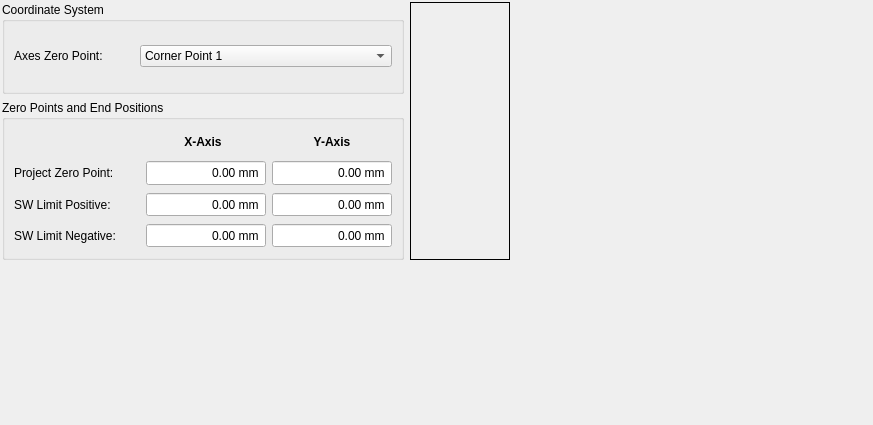
Before: the Qt Designer form source/wnd/h2measurement.ui in ww4u/mct-t4, drawn with Qt 5.
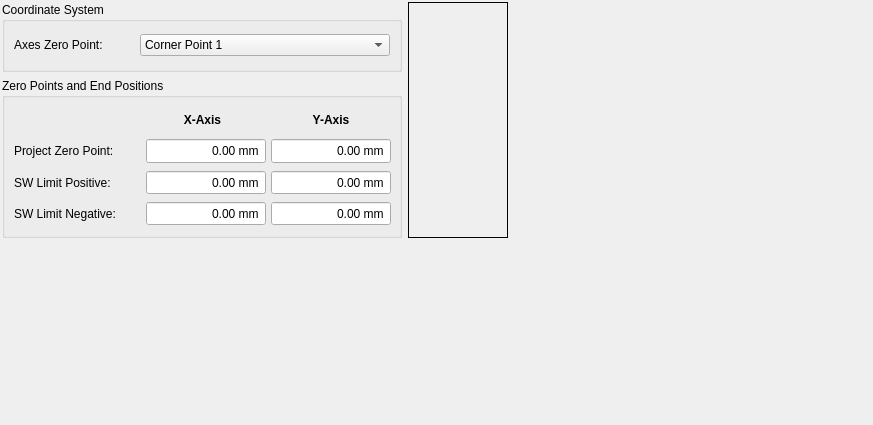
After: the same form once the commit is applied. Icons and pictures are not drawn.

Patch:
```diff
--- a/source/wnd/h2measurement.ui
+++ b/source/wnd/h2measurement.ui
@@ -72,13 +72,13 @@
      <property name="minimumSize">
       <size>
        <width>390</width>
-       <height>92</height>
+       <height>70</height>
       </size>
      </property>
      <property name="maximumSize">
       <size>
-       <width>16777215</width>
-       <height>16777215</height>
+       <width>400</width>
+       <height>90</height>
       </size>
      </property>
      <property name="title">
@@ -159,8 +159,8 @@
      </property>
      <property name="maximumSize">
       <size>
-       <width>16777215</width>
-       <height>16777215</height>
+       <width>400</width>
+       <height>180</height>
       </size>
      </property>
      <property name="title">
```
